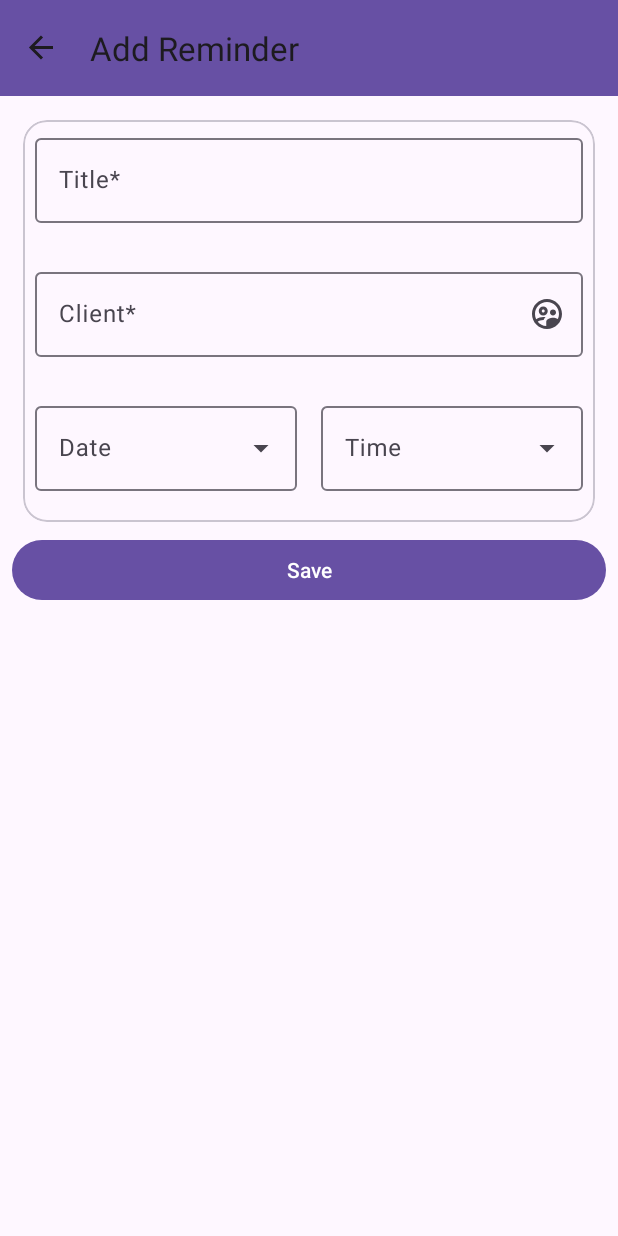
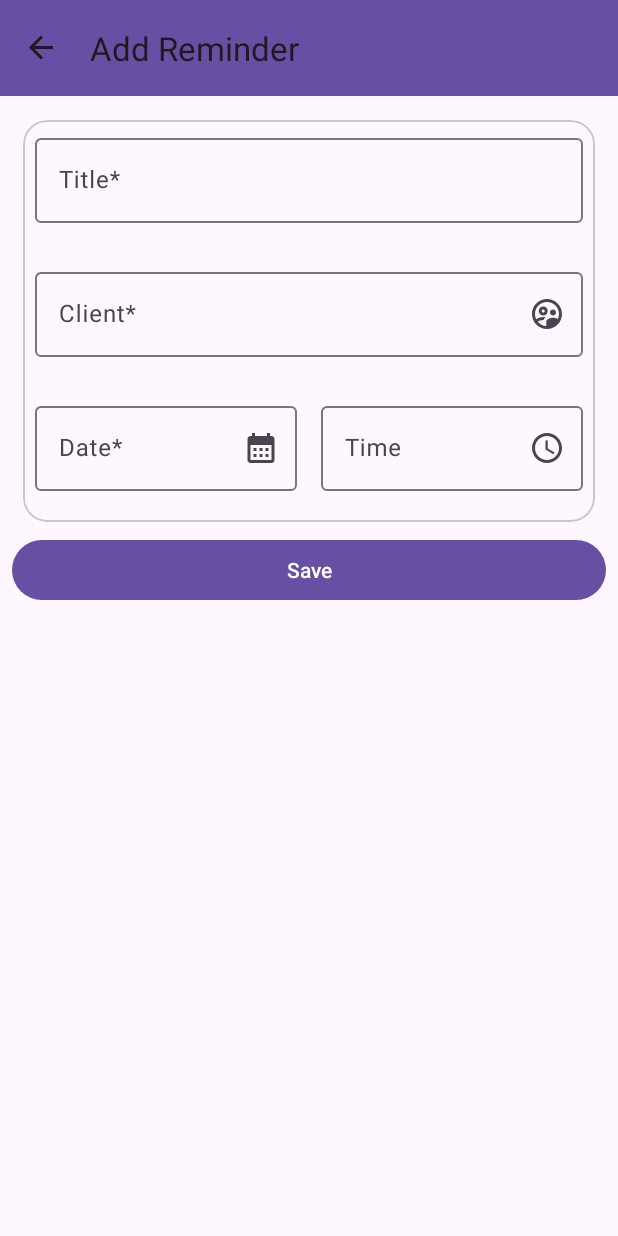
Before and after one commit to n0tnll/MeetingReminder2, an Android app: the AddReminderFragment screen opened through its navigation route, on a phone screen of 412 x 824 dp. Run offline under Robolectric (Android 15) with nearby library versions, the phone set to English and light mode, and no system bars; our stand-ins replace Room's generated code, navigation-ui.

```diff
--- a/app/src/main/res/drawable/ic_arrow_drop_down.xml
+++ /dev/null
@@ -1,5 +0,0 @@
-<vector android:height="24dp" android:tint="#000000"
-    android:viewportHeight="24" android:viewportWidth="24"
-    android:width="24dp" xmlns:android="http://schemas.android.com/apk/res/android">
-    <path android:fillColor="@android:color/black" android:pathData="M7,10l5,5 5,-5z"/>
-</vector>
--- /dev/null
+++ b/app/src/main/res/drawable/ic_calendar.xml
@@ -0,0 +1,5 @@
+<vector android:height="24dp" android:tint="#000000"
+    android:viewportHeight="24" android:viewportWidth="24"
+    android:width="24dp" xmlns:android="http://schemas.android.com/apk/res/android">
+    <path android:fillColor="@android:color/white" android:pathData="M19,4h-1V2h-2v2H8V2H6v2H5C3.89,4 3.01,4.9 3.01,6L3,20c0,1.1 0.89,2 2,2h14c1.1,0 2,-0.9 2,-2V6C21,4.9 20.1,4 19,4zM19,20H5V10h14V20zM9,14H7v-2h2V14zM13,14h-2v-2h2V14zM17,14h-2v-2h2V14zM9,18H7v-2h2V18zM13,18h-2v-2h2V18zM17,18h-2v-2h2V18z"/>
+</vector>
--- /dev/null
+++ b/app/src/main/res/drawable/ic_clock.xml
@@ -0,0 +1,6 @@
+<vector android:height="24dp" android:tint="#000000"
+    android:viewportHeight="24" android:viewportWidth="24"
+    android:width="24dp" xmlns:android="http://schemas.android.com/apk/res/android">
+    <path android:fillColor="@android:color/white" android:pathData="M11.99,2C6.47,2 2,6.48 2,12s4.47,10 9.99,10C17.52,22 22,17.52 22,12S17.52,2 11.99,2zM12,20c-4.42,0 -8,-3.58 -8,-8s3.58,-8 8,-8 8,3.58 8,8 -3.58,8 -8,8z"/>
+    <path android:fillColor="@android:color/white" android:pathData="M12.5,7H11v6l5.25,3.15 0.75,-1.23 -4.5,-2.67z"/>
+</vector>
--- a/app/src/main/res/layout/fragment_add_reminder.xml
+++ b/app/src/main/res/layout/fragment_add_reminder.xml
@@ -77,7 +77,7 @@
                 android:layout_marginStart="8dp"
                 android:layout_marginTop="8dp"
                 android:layout_marginEnd="8dp"
-                app:endIconDrawable="@drawable/ic_arrow_drop_down"
+                app:endIconDrawable="@drawable/ic_calendar"
                 app:endIconMode="custom"
                 app:errorEnabled="true"
                 app:errorIconDrawable="@drawable/ic_input_field_error"
@@ -91,6 +91,7 @@
                     android:id="@+id/et_date_meeting"
                     android:layout_width="match_parent"
                     android:layout_height="wrap_content"
+                    android:focusable="false"
                     android:hint="@string/date_hint"
                     android:inputType="textCapSentences" />
 
@@ -103,7 +104,7 @@
                 android:layout_marginStart="8dp"
                 android:layout_marginTop="8dp"
                 android:layout_marginEnd="8dp"
-                app:endIconDrawable="@drawable/ic_arrow_drop_down"
+                app:endIconDrawable="@drawable/ic_clock"
                 app:endIconMode="custom"
                 app:errorEnabled="true"
                 app:errorIconDrawable="@drawable/ic_input_field_error"
@@ -117,6 +118,7 @@
                     android:id="@+id/et_time_meeting"
                     android:layout_width="match_parent"
                     android:layout_height="wrap_content"
+                    android:focusable="false"
                     android:hint="@string/time_hint"
                     android:inputType="textCapSentences" />
 
--- a/app/src/main/res/values/strings.xml
+++ b/app/src/main/res/values/strings.xml
@@ -6,7 +6,7 @@
     <string name="icon_time_descr">icon time</string>
     <string name="title_hint">Title*</string>
     <string name="client_hint">Client*</string>
-    <string name="date_hint">Date</string>
+    <string name="date_hint">Date*</string>
     <string name="time_hint">Time</string>
     <string name="button_save">Save</string>
     <string name="retry_button">Retry</string>
```
Also changed, not shown: app/src/main/java/com/shv/meetingreminder2/presentation/AddReminderFragment.kt (+75 -0 lines).
